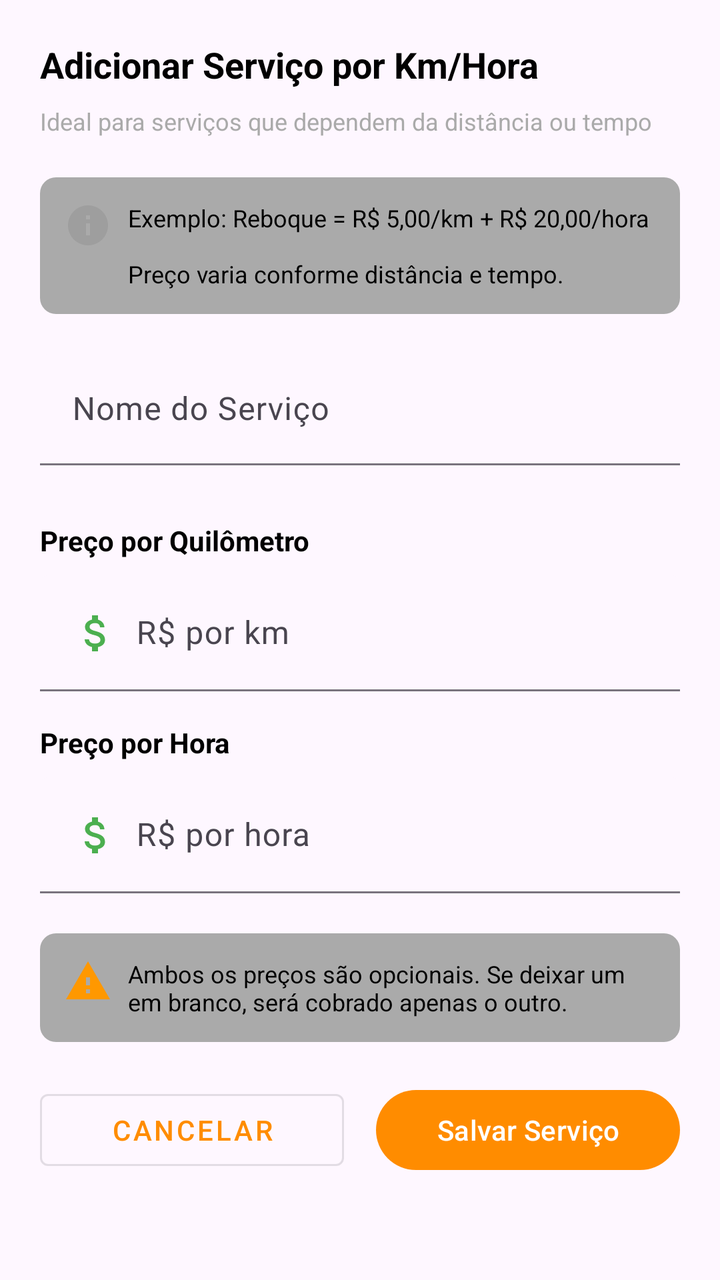
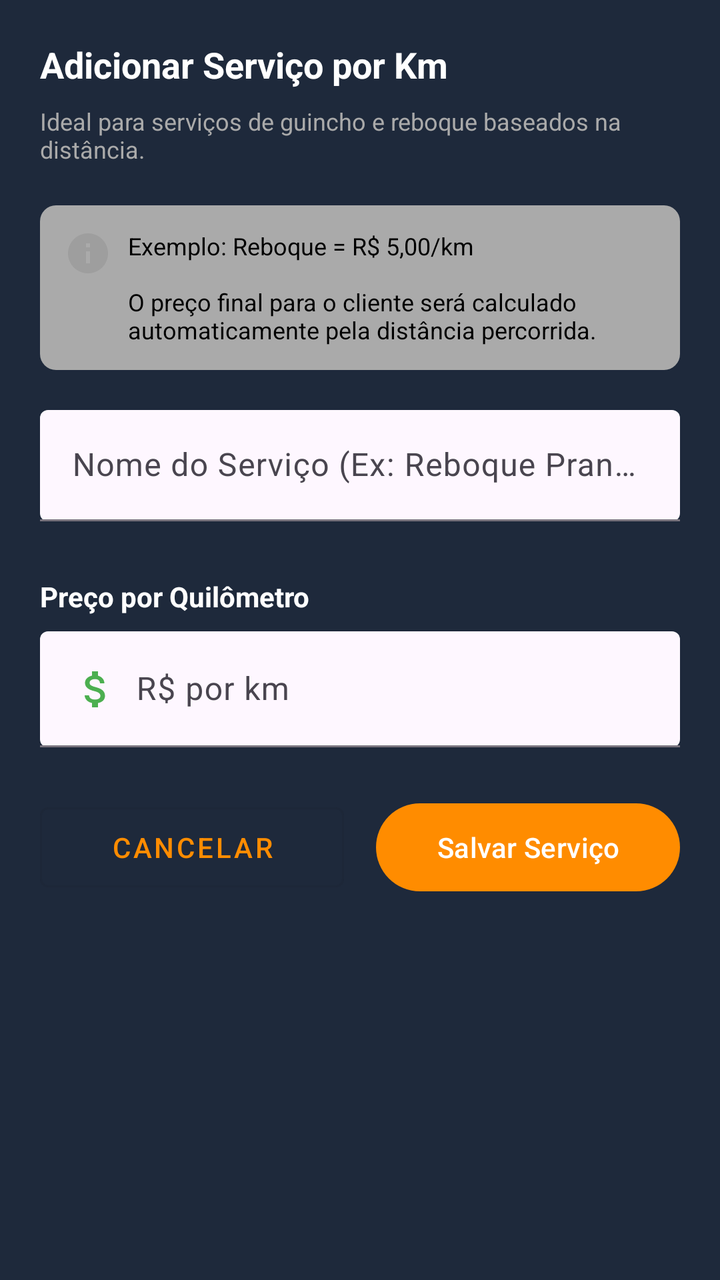

An Android layout rendered at two revisions. The XML below is the earlier revision; the diff shows what the commit changed to produce the second picture.
<!-- AndroidManifest.xml: application theme Theme.Salvo -->
<!-- res/layout/dialog_add_servico_per_km.xml -->
<?xml version="1.0" encoding="utf-8"?>
<LinearLayout xmlns:android="http://schemas.android.com/apk/res/android"
    xmlns:app="http://schemas.android.com/apk/res-auto"
    android:layout_width="match_parent"
    android:layout_height="wrap_content"
    android:orientation="vertical"
    android:padding="20dp">

    <TextView
        android:layout_width="wrap_content"
        android:layout_height="wrap_content"
        android:text="Adicionar Serviço por Km/Hora"
        android:textSize="18sp"
        android:textStyle="bold"
        android:textColor="@android:color/black"
        android:layout_marginBottom="8dp" />

    <TextView
        android:layout_width="wrap_content"
        android:layout_height="wrap_content"
        android:text="Ideal para serviços que dependem da distância ou tempo"
        android:textSize="12sp"
        android:textColor="@android:color/darker_gray"
        android:layout_marginBottom="20dp" />

    
    <LinearLayout
        android:layout_width="match_parent"
        android:layout_height="wrap_content"
        android:orientation="horizontal"
        android:padding="12dp"
        android:background="@drawable/bg_card_light"
        android:layout_marginBottom="20dp">

        <ImageView
            android:layout_width="24dp"
            android:layout_height="24dp"
            android:src="@drawable/ic_info"
            android:contentDescription="@string/app_name"
            android:layout_marginEnd="8dp" />

        <TextView
            android:layout_width="0dp"
            android:layout_height="wrap_content"
            android:layout_weight="1"
            android:text="Exemplo: Reboque = R$ 5,00/km + R$ 20,00/hora\n\nPreço varia conforme distância e tempo."
            android:textSize="12sp"
            android:textColor="@android:color/black" />

    </LinearLayout>

    
    <com.google.android.material.textfield.TextInputLayout
        android:layout_width="match_parent"
        android:layout_height="wrap_content"
        android:layout_marginBottom="16dp"
        app:boxBackgroundMode="filled">

        <com.google.android.material.textfield.TextInputEditText
            android:id="@+id/et_nome_servico_km"
            android:layout_width="match_parent"
            android:layout_height="wrap_content"
            android:hint="Nome do Serviço"
            android:inputType="text" />

    </com.google.android.material.textfield.TextInputLayout>

    
    <TextView
        android:layout_width="wrap_content"
        android:layout_height="wrap_content"
        android:text="Preço por Quilômetro"
        android:textSize="14sp"
        android:textStyle="bold"
        android:textColor="@android:color/black"
        android:layout_marginBottom="8dp"
        android:layout_marginTop="12dp" />

    <com.google.android.material.textfield.TextInputLayout
        android:layout_width="match_parent"
        android:layout_height="wrap_content"
        android:layout_marginBottom="16dp"
        app:boxBackgroundMode="filled">

        <com.google.android.material.textfield.TextInputEditText
            android:id="@+id/et_preco_km"
            android:layout_width="match_parent"
            android:layout_height="wrap_content"
            android:hint="R$ por km"
            android:inputType="numberDecimal"
            android:drawableLeft="@drawable/ic_money"
            android:drawablePadding="8dp" />

    </com.google.android.material.textfield.TextInputLayout>

    
    <TextView
        android:layout_width="wrap_content"
        android:layout_height="wrap_content"
        android:text="Preço por Hora"
        android:textSize="14sp"
        android:textStyle="bold"
        android:textColor="@android:color/black"
        android:layout_marginBottom="8dp" />

    <com.google.android.material.textfield.TextInputLayout
        android:layout_width="match_parent"
        android:layout_height="wrap_content"
        android:layout_marginBottom="20dp"
        app:boxBackgroundMode="filled">

        <com.google.android.material.textfield.TextInputEditText
            android:id="@+id/et_preco_hora"
            android:layout_width="match_parent"
            android:layout_height="wrap_content"
            android:hint="R$ por hora"
            android:inputType="numberDecimal"
            android:drawableLeft="@drawable/ic_money"
            android:drawablePadding="8dp" />

    </com.google.android.material.textfield.TextInputLayout>

    
    <LinearLayout
        android:layout_width="match_parent"
        android:layout_height="wrap_content"
        android:orientation="horizontal"
        android:padding="12dp"
        android:background="@drawable/bg_card_light"
        android:layout_marginBottom="20dp">

        <ImageView
            android:layout_width="24dp"
            android:layout_height="24dp"
            android:src="@drawable/ic_alert"
            android:contentDescription="@string/app_name"
            android:layout_marginEnd="8dp" />

        <TextView
            android:layout_width="0dp"
            android:layout_height="wrap_content"
            android:layout_weight="1"
            android:text="Ambos os preços são opcionais. Se deixar um em branco, será cobrado apenas o outro."
            android:textSize="12sp"
            android:textColor="@android:color/black" />

    </LinearLayout>

    
    <LinearLayout
        android:layout_width="match_parent"
        android:layout_height="wrap_content"
        android:orientation="horizontal">

        <com.google.android.material.button.MaterialButton
            android:id="@+id/btn_cancelar_km"
            android:layout_width="0dp"
            android:layout_height="48dp"
            android:layout_weight="1"
            android:text="Cancelar"
            android:textColor="@color/salvo_primaria"
            android:layout_marginEnd="8dp"
            style="@style/Widget.MaterialComponents.Button.OutlinedButton" />

        <com.google.android.material.button.MaterialButton
            android:id="@+id/btn_salvar_km"
            android:layout_width="0dp"
            android:layout_height="48dp"
            android:layout_weight="1"
            android:text="Salvar Serviço"
            android:textColor="@android:color/white"
            android:layout_marginStart="8dp"
            app:backgroundTint="@color/salvo_primaria" />

    </LinearLayout>

</LinearLayout>
<!-- resources referenced by this layout -->
<resources>
  <color name="salvo_primaria">#FF8C00</color>
  <!-- drawable bg_card_light (drawable) -->
  <?xml version="1.0" encoding="utf-8"?>
  <shape xmlns:android="http://schemas.android.com/apk/res/android"
      android:shape="rectangle">
      <solid android:color="@android:color/darker_gray" />
      <corners android:radius="8dp" />
  </shape>
  <!-- drawable ic_alert (drawable) -->
  <vector xmlns:android="http://schemas.android.com/apk/res/android"
      android:width="24dp" android:height="24dp"
      android:viewportWidth="24" android:viewportHeight="24">
      <path android:fillColor="#FF9800" android:pathData="M1 21h22L12 2 1 21zm12-3h-2v-2h2v2zm0-4h-2v-4h2v4z"/>
  </vector>
  <!-- drawable ic_info (drawable) -->
  <vector xmlns:android="http://schemas.android.com/apk/res/android"
      android:width="24dp" android:height="24dp"
      android:viewportWidth="24" android:viewportHeight="24">
      <path android:fillColor="#9E9E9E" android:pathData="M12,2C6.48,2 2,6.48 2,12s4.48,10 10,10 10,-4.48 10,-10S17.52,2 12,2zM13,17h-2v-6h2v6zM13,9h-2V7h2v2z"/>
  </vector>
  <!-- drawable ic_money (drawable) -->
  <vector xmlns:android="http://schemas.android.com/apk/res/android"
      android:width="24dp" android:height="24dp"
      android:viewportWidth="24" android:viewportHeight="24">
      <path android:fillColor="#4CAF50" android:pathData="M11.8 10.9c-2.27-.59-3-1.2-3-2.15 0-1.09 1.01-1.85 2.7-1.85 1.78 0 2.44.85 2.5 2.1h2.21c-.07-1.72-1.12-3.3-3.21-3.81V3h-3v2.16c-1.94.42-3.5 1.68-3.5 3.61 0 2.31 1.91 3.46 4.7 4.13 2.5.6 3 1.48 3 2.41 0 .69-.49 1.79-2.7 1.79-2.06 0-2.87-.92-2.98-2.1h-2.2c.12 2.19 1.76 3.42 3.68 3.83V21h3v-2.15c1.95-.37 3.5-1.5 3.5-3.55 0-2.84-2.43-3.81-4.7-4.4z"/>
  </vector>
  <string name="app_name">Salvo</string>
  <style name="Theme.Salvo" parent="Theme.Material3.Light.NoActionBar">
          <item name="colorPrimary">@color/purple_500</item>
          <item name="colorPrimaryDark">@color/purple_700</item>
          <item name="colorAccent">@color/teal_200</item>
      </style>
  <color name="purple_500">#FF6200EE</color>
  <color name="purple_700">#FF3700B3</color>
  <color name="teal_200">#FF03DAC5</color>
</resources>

<!-- the commit's change to res/layout/dialog_add_servico_per_km.xml (unified diff, before → after) -->
@@ -2,6 +2,7 @@
 <LinearLayout xmlns:android="http://schemas.android.com/apk/res/android"
     xmlns:app="http://schemas.android.com/apk/res-auto"
     android:layout_width="match_parent"
+    android:background="@drawable/background"
     android:layout_height="wrap_content"
     android:orientation="vertical"
     android:padding="20dp">
@@ -9,21 +10,20 @@
     <TextView
         android:layout_width="wrap_content"
         android:layout_height="wrap_content"
-        android:text="Adicionar Serviço por Km/Hora"
+        android:text="Adicionar Serviço por Km"
         android:textSize="18sp"
         android:textStyle="bold"
-        android:textColor="@android:color/black"
+        android:textColor="@android:color/white"
         android:layout_marginBottom="8dp" />
 
     <TextView
         android:layout_width="wrap_content"
         android:layout_height="wrap_content"
-        android:text="Ideal para serviços que dependem da distância ou tempo"
+        android:text="Ideal para serviços de guincho e reboque baseados na distância."
         android:textSize="12sp"
         android:textColor="@android:color/darker_gray"
         android:layout_marginBottom="20dp" />
 
-    
     <LinearLayout
         android:layout_width="match_parent"
         android:layout_height="wrap_content"
@@ -36,20 +36,19 @@
             android:layout_width="24dp"
             android:layout_height="24dp"
             android:src="@drawable/ic_info"
-            android:contentDescription="@string/app_name"
+            android:contentDescription="Info"
             android:layout_marginEnd="8dp" />
 
         <TextView
             android:layout_width="0dp"
             android:layout_height="wrap_content"
             android:layout_weight="1"
-            android:text="Exemplo: Reboque = R$ 5,00/km + R$ 20,00/hora\n\nPreço varia conforme distância e tempo."
+            android:text="Exemplo: Reboque = R$ 5,00/km\n\nO preço final para o cliente será calculado automaticamente pela distância percorrida."
             android:textSize="12sp"
             android:textColor="@android:color/black" />
 
     </LinearLayout>
 
-    
     <com.google.android.material.textfield.TextInputLayout
         android:layout_width="match_parent"
         android:layout_height="wrap_content"
@@ -60,26 +59,25 @@
             android:id="@+id/et_nome_servico_km"
             android:layout_width="match_parent"
             android:layout_height="wrap_content"
-            android:hint="Nome do Serviço"
-            android:inputType="text" />
+            android:hint="Nome do Serviço (Ex: Reboque Prancha)"
+            android:inputType="textCapWords" />
 
     </com.google.android.material.textfield.TextInputLayout>
 
-    
     <TextView
         android:layout_width="wrap_content"
         android:layout_height="wrap_content"
         android:text="Preço por Quilômetro"
         android:textSize="14sp"
         android:textStyle="bold"
-        android:textColor="@android:color/black"
+        android:textColor="@android:color/white"
         android:layout_marginBottom="8dp"
         android:layout_marginTop="12dp" />
 
     <com.google.android.material.textfield.TextInputLayout
         android:layout_width="match_parent"
         android:layout_height="wrap_content"
-        android:layout_marginBottom="16dp"
+        android:layout_marginBottom="24dp"
         app:boxBackgroundMode="filled">
 
         <com.google.android.material.textfield.TextInputEditText
@@ -93,60 +91,6 @@
 
     </com.google.android.material.textfield.TextInputLayout>
 
-    
-    <TextView
-        android:layout_width="wrap_content"
-        android:layout_height="wrap_content"
-        android:text="Preço por Hora"
-        android:textSize="14sp"
-        android:textStyle="bold"
-        android:textColor="@android:color/black"
-        android:layout_marginBottom="8dp" />
-
-    <com.google.android.material.textfield.TextInputLayout
-        android:layout_width="match_parent"
-        android:layout_height="wrap_content"
-        android:layout_marginBottom="20dp"
-        app:boxBackgroundMode="filled">
-
-        <com.google.android.material.textfield.TextInputEditText
-            android:id="@+id/et_preco_hora"
-            android:layout_width="match_parent"
-            android:layout_height="wrap_content"
-            android:hint="R$ por hora"
-            android:inputType="numberDecimal"
-            android:drawableLeft="@drawable/ic_money"
-            android:drawablePadding="8dp" />
-
-    </com.google.android.material.textfield.TextInputLayout>
-
-    
-    <LinearLayout
-        android:layout_width="match_parent"
-        android:layout_height="wrap_content"
-        android:orientation="horizontal"
-        android:padding="12dp"
-        android:background="@drawable/bg_card_light"
-        android:layout_marginBottom="20dp">
-
-        <ImageView
-            android:layout_width="24dp"
-            android:layout_height="24dp"
-            android:src="@drawable/ic_alert"
-            android:contentDescription="@string/app_name"
-            android:layout_marginEnd="8dp" />
-
-        <TextView
-            android:layout_width="0dp"
-            android:layout_height="wrap_content"
-            android:layout_weight="1"
-            android:text="Ambos os preços são opcionais. Se deixar um em branco, será cobrado apenas o outro."
-            android:textSize="12sp"
-            android:textColor="@android:color/black" />
-
-    </LinearLayout>
-
-    
     <LinearLayout
         android:layout_width="match_parent"
         android:layout_height="wrap_content"
@@ -155,7 +99,7 @@
         <com.google.android.material.button.MaterialButton
             android:id="@+id/btn_cancelar_km"
             android:layout_width="0dp"
-            android:layout_height="48dp"
+            android:layout_height="52dp"
             android:layout_weight="1"
             android:text="Cancelar"
             android:textColor="@color/salvo_primaria"
@@ -165,7 +109,7 @@
         <com.google.android.material.button.MaterialButton
             android:id="@+id/btn_salvar_km"
             android:layout_width="0dp"
-            android:layout_height="48dp"
+            android:layout_height="52dp"
             android:layout_weight="1"
             android:text="Salvar Serviço"
             android:textColor="@android:color/white"
<!-- resource entries referenced after the edit -->
@@ -1,6 +1,15 @@
 <!-- resources referenced by this layout -->
 <resources>
   <color name="salvo_primaria">#FF8C00</color>
+  <!-- drawable background (drawable) -->
+  <?xml version="1.0" encoding="utf-8"?>
+  <shape xmlns:android="http://schemas.android.com/apk/res/android">
+  
+      <solid
+          android:color="@color/bgDark"
+      />
+  
+  </shape>
   <!-- drawable bg_card_light (drawable) -->
   <?xml version="1.0" encoding="utf-8"?>
   <shape xmlns:android="http://schemas.android.com/apk/res/android"
@@ -8,12 +17,6 @@
       <solid android:color="@android:color/darker_gray" />
       <corners android:radius="8dp" />
   </shape>
-  <!-- drawable ic_alert (drawable) -->
-  <vector xmlns:android="http://schemas.android.com/apk/res/android"
-      android:width="24dp" android:height="24dp"
-      android:viewportWidth="24" android:viewportHeight="24">
-      <path android:fillColor="#FF9800" android:pathData="M1 21h22L12 2 1 21zm12-3h-2v-2h2v2zm0-4h-2v-4h2v4z"/>
-  </vector>
   <!-- drawable ic_info (drawable) -->
   <vector xmlns:android="http://schemas.android.com/apk/res/android"
       android:width="24dp" android:height="24dp"
@@ -26,12 +29,12 @@
       android:viewportWidth="24" android:viewportHeight="24">
       <path android:fillColor="#4CAF50" android:pathData="M11.8 10.9c-2.27-.59-3-1.2-3-2.15 0-1.09 1.01-1.85 2.7-1.85 1.78 0 2.44.85 2.5 2.1h2.21c-.07-1.72-1.12-3.3-3.21-3.81V3h-3v2.16c-1.94.42-3.5 1.68-3.5 3.61 0 2.31 1.91 3.46 4.7 4.13 2.5.6 3 1.48 3 2.41 0 .69-.49 1.79-2.7 1.79-2.06 0-2.87-.92-2.98-2.1h-2.2c.12 2.19 1.76 3.42 3.68 3.83V21h3v-2.15c1.95-.37 3.5-1.5 3.5-3.55 0-2.84-2.43-3.81-4.7-4.4z"/>
   </vector>
-  <string name="app_name">Salvo</string>
   <style name="Theme.Salvo" parent="Theme.Material3.Light.NoActionBar">
           <item name="colorPrimary">@color/purple_500</item>
           <item name="colorPrimaryDark">@color/purple_700</item>
           <item name="colorAccent">@color/teal_200</item>
       </style>
+  <color name="bgDark">#1E293B</color>
   <color name="purple_500">#FF6200EE</color>
   <color name="purple_700">#FF3700B3</color>
   <color name="teal_200">#FF03DAC5</color>
